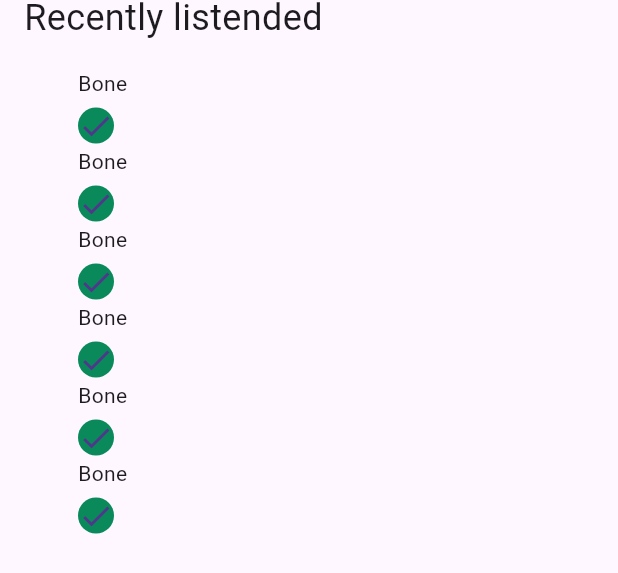
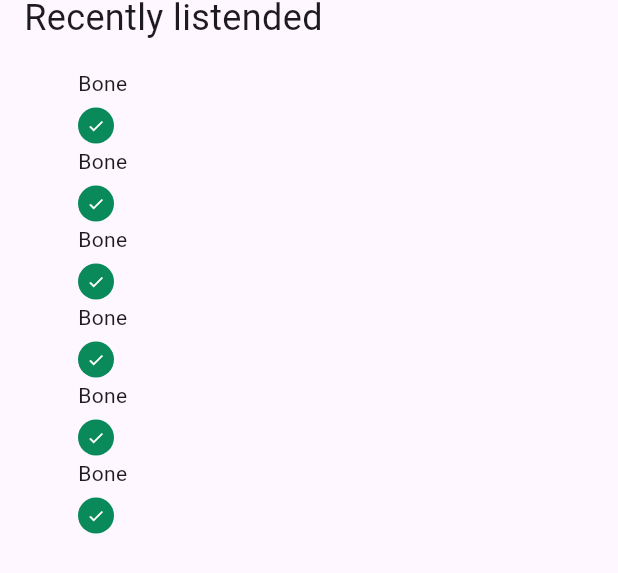
Before and after one commit to JAICHANGPARK/flutter_notebook_chapter_43, a Flutter app: the MusicPlayerIdmPage widget shown alone on an empty page, opened directly, on a phone screen of 412 x 824 dp. Shown: the part 560-1133 px from the top of the screen. Run offline on Flutter 3.47's test engine with Material 3 defaults, Android fonts, the phone set to English and light mode, and no system bars; our stand-ins replace gap, hugeicons.

Commit message:
Update music_player_idm_page.dart

```diff
--- a/lib/ep2157_music_player_app/ui/home/widgets/music_player_idm_page.dart
+++ b/lib/ep2157_music_player_app/ui/home/widgets/music_player_idm_page.dart
@@ -160,8 +160,10 @@ class MusicPlayerIdmPage extends StatelessWidget {
                           CircleAvatar(
                             radius: 12,
                             backgroundColor: MusicPlayerTheme.primaryGreen,
+                            foregroundColor: Colors.white,
                             child: Icon(
                               Icons.check,
+                              size: 12,
                             ),
                           )
                         ],
```
